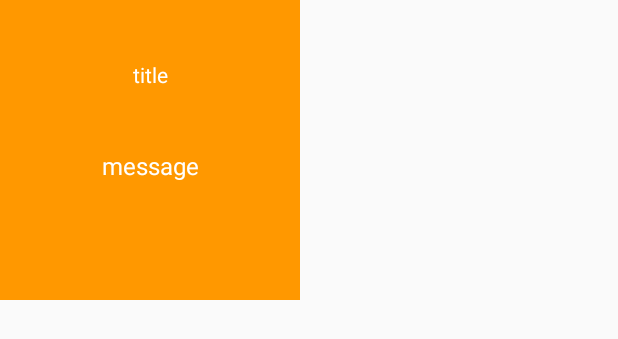
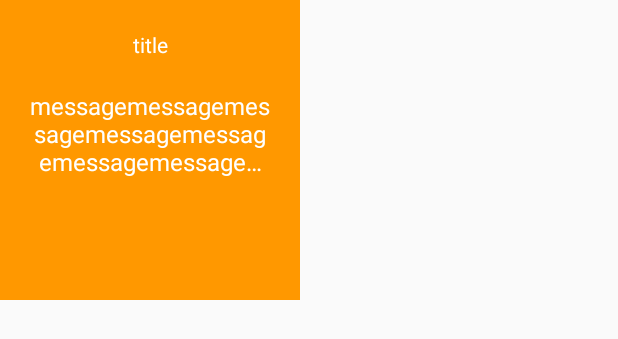
Before and after one commit to Levent-J/Potato, an Android app: the layout item_task.xml on its own in the app's theme, with its tools: preview values and no code run, on a phone screen of 412 x 824 dp. Shown: the top 339 px of the screen. Run offline under Robolectric (Android 15) with nearby library versions, the phone set to English and light mode, and no system bars.

Commit message:
1.加入了分类已完成/未完成2.加入了不同颜色的伪随机背景色3.优化了item布局

```diff
--- a/app/src/main/AndroidManifest.xml
+++ b/app/src/main/AndroidManifest.xml
@@ -11,7 +11,7 @@
         android:theme="@style/AppTheme"
         android:name="com.orm.SugarApp">
 
-        <meta-data android:name="DATABASE" android:value="test.db"/>
+        <meta-data android:name="DATABASE" android:value="test1.db"/>
         <meta-data android:name="VERSION" android:value="1"/>
         <meta-data android:name="QUERY_LOG" android:value="true"/>
         <meta-data android:name="DOMAIN_PACKAGE_NAME" android:value="com.levent_j.potato"/>
--- a/app/src/main/java/com/levent_j/potato/activity/EditTaskActivity.java
+++ b/app/src/main/java/com/levent_j/potato/activity/EditTaskActivity.java
@@ -11,6 +11,7 @@ import android.widget.TextView;
 import com.levent_j.potato.R;
 import com.levent_j.potato.base.BaseActivity;
 import com.levent_j.potato.bean.Task;
+import com.levent_j.potato.utils.Util;
 
 import org.w3c.dom.Text;
 
@@ -95,6 +96,8 @@ public class EditTaskActivity extends BaseActivity{
             Task newTask = new Task();
             newTask.setTitle(title.getText().toString().trim());
             newTask.setMessage(content.getText().toString().trim());
+            newTask.setState(0);
+            newTask.setColor(Util.createRandomColor());
             newTask.setStudy(Double.valueOf(durationStudy.getText().toString().trim()));
             newTask.setReview(Double.valueOf(durationReview.getText().toString().trim()));
             newTask.setRest(Double.valueOf(durationRest.getText().toString().trim()));
--- a/app/src/main/java/com/levent_j/potato/base/BaseActivity.java
+++ b/app/src/main/java/com/levent_j/potato/base/BaseActivity.java
@@ -1,5 +1,6 @@
 package com.levent_j.potato.base;
 
+import android.content.Context;
 import android.support.v7.app.AppCompatActivity;
 import android.os.Bundle;
 
@@ -31,7 +32,9 @@ public abstract class BaseActivity extends AppCompatActivity {
 
     protected abstract void setListener();
 
-
+    public static Context getContext(){
+        return getContext();
+    }
 
 
 
--- a/app/src/main/res/layout/activity_task_detail.xml
+++ b/app/src/main/res/layout/activity_task_detail.xml
@@ -28,8 +28,7 @@
         android:layout_height="match_parent"
         android:orientation="vertical"
         android:gravity="center_horizontal"
-        android:weightSum="1"
-        android:background="@color/btn_bg_white">
+        android:weightSum="1">
         <LinearLayout
             android:layout_marginLeft="20dp"
             android:layout_marginRight="20dp"
--- a/app/src/main/res/layout/app_bar_main.xml
+++ b/app/src/main/res/layout/app_bar_main.xml
@@ -20,6 +20,6 @@
     <android.support.design.widget.FloatingActionButton android:id="@+id/fab"
         android:layout_width="wrap_content" android:layout_height="wrap_content"
         android:layout_gravity="bottom|end" android:layout_margin="@dimen/fab_margin"
-        android:src="@drawable/ic_add" android:tint="@color/btn_bg_white"/>
+        android:src="@drawable/ic_create" android:tint="@color/btn_bg_white"/>
 
 </android.support.design.widget.CoordinatorLayout>
--- a/app/src/main/res/layout/item_task.xml
+++ b/app/src/main/res/layout/item_task.xml
@@ -15,13 +15,16 @@
         card_view:cardCornerRadius="0dp"
         card_view:cardElevation="4dp">
         <LinearLayout
+            android:id="@+id/card_layout"
             android:background="@color/colorPrimary"
             android:layout_width="match_parent"
             android:layout_height="match_parent"
             android:orientation="vertical"
             android:gravity="center_horizontal">
             <TextView
-                android:layout_marginTop="40dp"
+                android:layout_marginTop="20dp"
+                android:paddingLeft="20dp"
+                android:paddingRight="20dp"
                 android:textSize="14sp"
                 android:gravity="center"
                 android:layout_width="match_parent"
@@ -30,13 +33,17 @@
                 android:textColor="@color/btn_text_white"
                 android:id="@+id/tv_task_item_title"/>
             <TextView
-                android:layout_marginTop="40dp"
+                android:layout_marginTop="20dp"
+                android:paddingLeft="20dp"
+                android:paddingRight="20dp"
                 android:textSize="16sp"
                 android:gravity="center|top"
                 android:layout_width="match_parent"
-                android:layout_height="wrap_content"
+                android:layout_height="match_parent"
+                android:maxLines="3"
+                android:ellipsize="end"
                 android:singleLine="false"
-                android:text="message"
+                android:text="messagemessagemessagemessagemessagemessagemessagemessagemessagemessagemessagemessagemessagemessagemessagemessagemessage"
                 android:textColor="@color/btn_text_white"
                 android:id="@+id/tv_task_item_content"/>
         </LinearLayout>
--- a/app/src/main/res/menu/main.xml
+++ b/app/src/main/res/menu/main.xml
@@ -1,6 +1,10 @@
 <menu xmlns:android="http://schemas.android.com/apk/res/android"
     xmlns:app="http://schemas.android.com/apk/res-auto"
     xmlns:tools="http://schemas.android.com/tools" tools:context=".MainActivity">
-    <item android:id="@+id/action_settings" android:title="@string/action_settings"
+    <item android:id="@+id/action_all" android:title="全部"
+        android:orderInCategory="100" app:showAsAction="never" />
+    <item android:id="@+id/action_finished" android:title="已完成"
+        android:orderInCategory="100" app:showAsAction="never" />
+    <item android:id="@+id/action_unfinished" android:title="未完成"
         android:orderInCategory="100" app:showAsAction="never" />
 </menu>
--- a/app/src/main/res/values/colors.xml
+++ b/app/src/main/res/values/colors.xml
@@ -8,4 +8,10 @@
 
     <color name="btn_text_white">#ffffff</color>
     <color name="btn_bg_white">#ffffff</color>
+
+    <color name="task_bg_1">#ff7801</color>
+    <color name="task_bg_2">#ffaa20</color>
+    <color name="task_bg_3">#eab122</color>
+    <color name="task_bg_4">#ffdb3d</color>
+    <color name="task_bg_5">#ffee58</color>
 </resources>
```
Also changed, not shown: app/src/main/java/com/levent_j/potato/activity/MainActivity.java (+27 -13 lines), app/src/main/java/com/levent_j/potato/activity/TaskDetailActivity.java (+16 -1 lines), app/src/main/java/com/levent_j/potato/adapter/TaskAdapter.java (+27 -13 lines), app/src/main/java/com/levent_j/potato/bean/Task.java (+13 -0 lines), app/src/main/java/com/levent_j/potato/utils/ToastUtils.java (added, +16 -0 lines), app/src/main/java/com/levent_j/potato/utils/Util.java (+11 -0 lines), app/src/main/res/drawable/ic_create.png (added).
